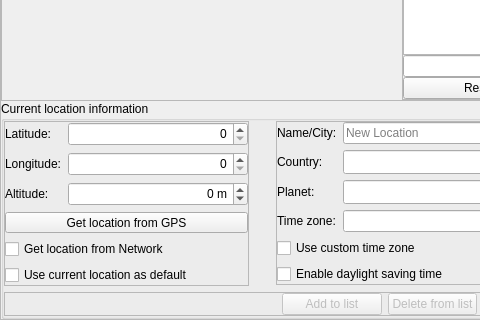
Qt form src/gui/locationDialogGui.ui (519984307/stellarium_src) before a commit; both pictures show x 0 to 480 and y 213 to 533 of the 630 by 533 pixel window.
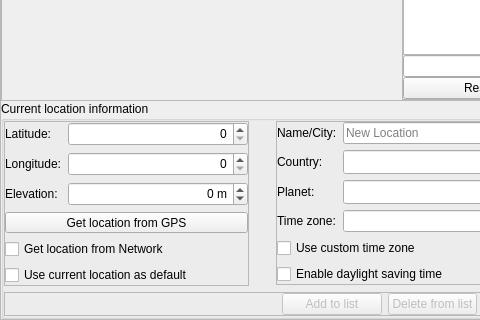
The same form after that commit. Icons and pictures are not drawn. Custom widgets are drawn as their Qt base class.

Commit message:
Fixed the term for altitude above sea level (fix #247).
According to Wikipedia (https://en.wikipedia.org/wiki/Altitude and
https://en.wikipedia.org/wiki/Elevation) the term "Elevation" is really
correct term here.

What changed in the file:
```diff
--- a/src/gui/locationDialogGui.ui
+++ b/src/gui/locationDialogGui.ui
@@ -602,7 +602,7 @@
             <item row="2" column="0">
              <widget class="QLabel" name="label_7">
               <property name="text">
-               <string>Altitude:</string>
+               <string>Elevation:</string>
               </property>
              </widget>
             </item>
```
Left out of the diff: 2 changed lines with no effect on the pictures.
